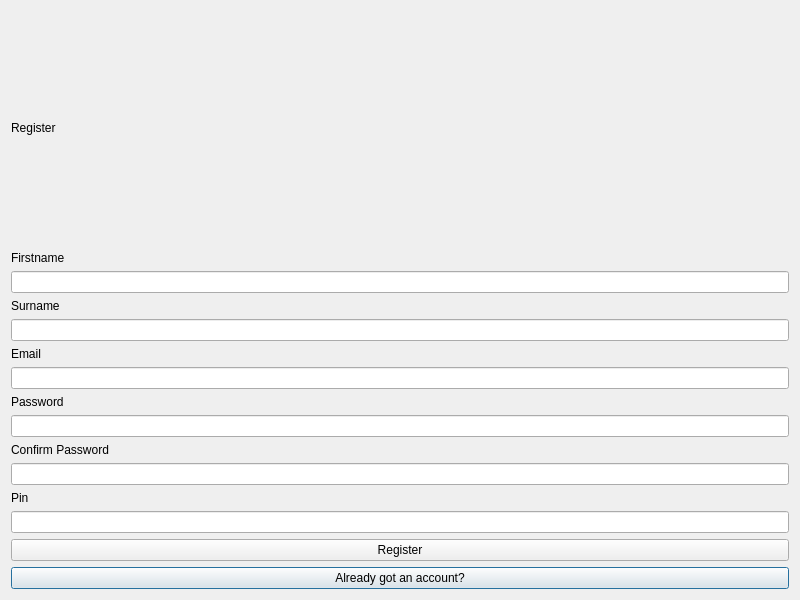
Old version of the form views/forms/registerform.ui in the repository BelchieBen/BenjaminBelcherAssessment.
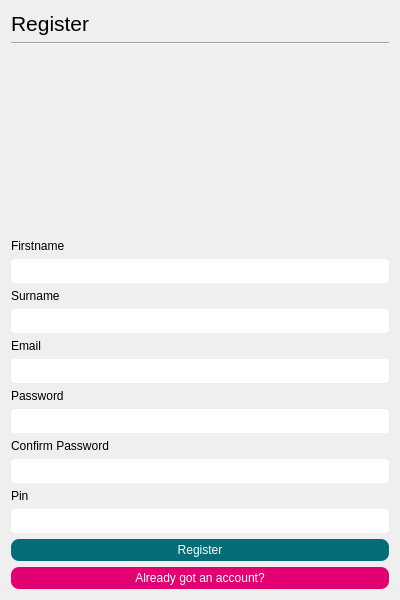
New version of the form.

Patch:
```diff
--- a/views/forms/registerform.ui
+++ b/views/forms/registerform.ui
@@ -6,28 +6,107 @@
    <rect>
     <x>0</x>
     <y>0</y>
-    <width>800</width>
+    <width>400</width>
     <height>600</height>
    </rect>
   </property>
   <property name="minimumSize">
    <size>
-    <width>800</width>
+    <width>400</width>
+    <height>600</height>
+   </size>
+  </property>
+  <property name="maximumSize">
+   <size>
+    <width>400</width>
     <height>600</height>
    </size>
   </property>
   <property name="windowTitle">
    <string>Dialog</string>
   </property>
-  <layout class="QGridLayout" name="gridLayout">
-   <item row="0" column="0">
+  <layout class="QVBoxLayout" name="verticalLayout">
+   <item>
     <widget class="QLabel" name="Title">
+     <property name="sizePolicy">
+      <sizepolicy hsizetype="Preferred" vsizetype="Fixed">
+       <horstretch>0</horstretch>
+       <verstretch>0</verstretch>
+      </sizepolicy>
+     </property>
+     <property name="font">
+      <font>
+       <pointsize>16</pointsize>
+      </font>
+     </property>
      <property name="text">
       <string>Register</string>
      </property>
     </widget>
    </item>
-   <item row="5" column="0">
+   <item>
+    <widget class="Line" name="line">
+     <property name="orientation">
+      <enum>Qt::Horizontal</enum>
+     </property>
+    </widget>
+   </item>
+   <item>
+    <spacer name="verticalSpacer">
+     <property name="orientation">
+      <enum>Qt::Vertical</enum>
+     </property>
+     <property name="sizeHint" stdset="0">
+      <size>
+       <width>20</width>
+       <height>40</height>
+      </size>
+     </property>
+    </spacer>
+   </item>
+   <item>
+    <widget class="QLabel" name="label_2">
+     <property name="sizePolicy">
+      <sizepolicy hsizetype="Preferred" vsizetype="Fixed">
+       <horstretch>0</horstretch>
+       <verstretch>0</verstretch>
+      </sizepolicy>
+     </property>
+     <property name="text">
+      <string>Firstname</string>
+     </property>
+    </widget>
+   </item>
+   <item>
+    <widget class="QLineEdit" name="Firstname">
+     <property name="styleSheet">
+      <string notr="true">border-radius:4px;
+padding:4px;</string>
+     </property>
+    </widget>
+   </item>
+   <item>
+    <widget class="QLabel" name="label_3">
+     <property name="sizePolicy">
+      <sizepolicy hsizetype="Preferred" vsizetype="Fixed">
+       <horstretch>0</horstretch>
+       <verstretch>0</verstretch>
+      </sizepolicy>
+     </property>
+     <property name="text">
+      <string>Surname</string>
+     </property>
+    </widget>
+   </item>
+   <item>
+    <widget class="QLineEdit" name="Surname">
+     <property name="styleSheet">
+      <string notr="true">border-radius:4px;
+padding:4px;</string>
+     </property>
+    </widget>
+   </item>
+   <item>
     <widget class="QLabel" name="label_4">
      <property name="sizePolicy">
       <sizepolicy hsizetype="Preferred" vsizetype="Fixed">
@@ -40,23 +119,15 @@
      </property>
     </widget>
    </item>
-   <item row="9" column="0">
-    <widget class="QLabel" name="label_6">
-     <property name="sizePolicy">
-      <sizepolicy hsizetype="Preferred" vsizetype="Fixed">
-       <horstretch>0</horstretch>
-       <verstretch>0</verstretch>
-      </sizepolicy>
-     </property>
-     <property name="text">
-      <string>Confirm Password</string>
+   <item>
+    <widget class="QLineEdit" name="Email">
+     <property name="styleSheet">
+      <string notr="true">border-radius:4px;
+padding:4px;</string>
      </property>
     </widget>
    </item>
-   <item row="4" column="0">
-    <widget class="QLineEdit" name="Surname"/>
-   </item>
-   <item row="7" column="0">
+   <item>
     <widget class="QLabel" name="label_5">
      <property name="sizePolicy">
       <sizepolicy hsizetype="Preferred" vsizetype="Fixed">
@@ -69,58 +140,19 @@
      </property>
     </widget>
    </item>
-   <item row="2" column="0">
-    <widget class="QLineEdit" name="Firstname"/>
-   </item>
-   <item row="6" column="0">
-    <widget class="QLineEdit" name="Email"/>
-   </item>
-   <item row="1" column="0">
-    <widget class="QLabel" name="label_2">
-     <property name="sizePolicy">
-      <sizepolicy hsizetype="Preferred" vsizetype="Fixed">
-       <horstretch>0</horstretch>
-       <verstretch>0</verstretch>
-      </sizepolicy>
-     </property>
-     <property name="text">
-      <string>Firstname</string>
-     </property>
-    </widget>
-   </item>
-   <item row="14" column="0">
-    <widget class="QPushButton" name="AlreadyHaveAcc">
-     <property name="text">
-      <string>Already got an account?</string>
-     </property>
-    </widget>
-   </item>
-   <item row="10" column="0">
-    <widget class="QLineEdit" name="ConfirmPass">
-     <property name="echoMode">
-      <enum>QLineEdit::Password</enum>
-     </property>
-    </widget>
-   </item>
-   <item row="12" column="0">
-    <widget class="QLineEdit" name="PinEntry"/>
-   </item>
-   <item row="8" column="0">
+   <item>
     <widget class="QLineEdit" name="Password">
+     <property name="styleSheet">
+      <string notr="true">border-radius:4px;
+padding:4px;</string>
+     </property>
      <property name="echoMode">
       <enum>QLineEdit::Password</enum>
      </property>
     </widget>
    </item>
-   <item row="13" column="0">
-    <widget class="QPushButton" name="RegisterBtn">
-     <property name="text">
-      <string>Register</string>
-     </property>
-    </widget>
-   </item>
-   <item row="3" column="0">
-    <widget class="QLabel" name="label_3">
+   <item>
+    <widget class="QLabel" name="label_6">
      <property name="sizePolicy">
       <sizepolicy hsizetype="Preferred" vsizetype="Fixed">
        <horstretch>0</horstretch>
@@ -128,11 +160,22 @@
       </sizepolicy>
      </property>
      <property name="text">
-      <string>Surname</string>
+      <string>Confirm Password</string>
      </property>
     </widget>
    </item>
-   <item row="11" column="0">
+   <item>
+    <widget class="QLineEdit" name="ConfirmPass">
+     <property name="styleSheet">
+      <string notr="true">border-radius:4px;
+padding:4px;</string>
+     </property>
+     <property name="echoMode">
+      <enum>QLineEdit::Password</enum>
+     </property>
+    </widget>
+   </item>
+   <item>
     <widget class="QLabel" name="label">
      <property name="sizePolicy">
       <sizepolicy hsizetype="Preferred" vsizetype="Fixed">
@@ -145,6 +188,46 @@
      </property>
     </widget>
    </item>
+   <item>
+    <widget class="QLineEdit" name="PinEntry">
+     <property name="styleSheet">
+      <string notr="true">border-radius:4px;
+padding:4px;</string>
+     </property>
+    </widget>
+   </item>
+   <item>
+    <widget class="QPushButton" name="RegisterBtn">
+     <property name="styleSheet">
+      <string notr="true">background-color: rgb(5, 109, 120);
+color: rgb(255, 255, 255);
+border-radius:8px;
+padding-top:4px;
+padding-bottom:4px;
+padding-left:25px;
+padding-right:25px;</string>
+     </property>
+     <property name="text">
+      <string>Register</string>
+     </property>
+    </widget>
+   </item>
+   <item>
+    <widget class="QPushButton" name="AlreadyHaveAcc">
+     <property name="styleSheet">
+      <string notr="true">background-color: rgb(227, 0, 114);
+color: rgb(255, 255, 255);
+border-radius:8px;
+padding-top:4px;
+padding-bottom:4px;
+padding-left:25px;
+padding-right:25px;</string>
+     </property>
+     <property name="text">
+      <string>Already got an account?</string>
+     </property>
+    </widget>
+   </item>
   </layout>
  </widget>
  <resources/>
```
